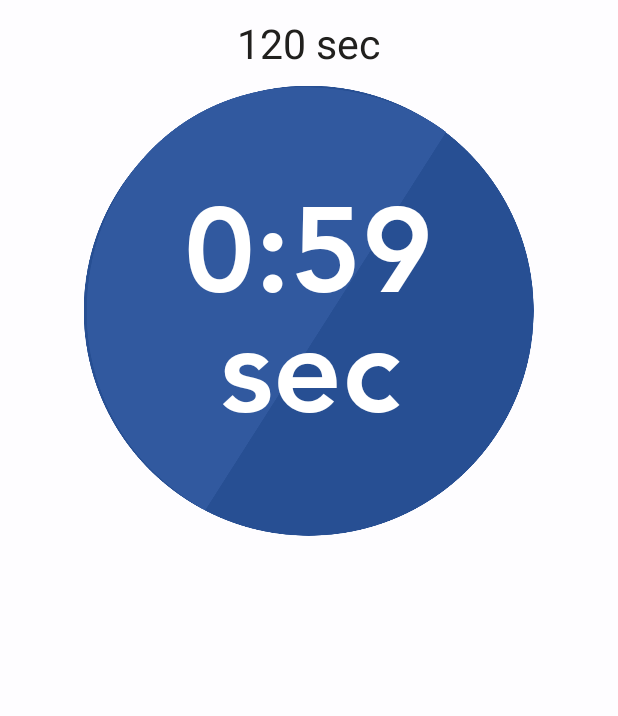
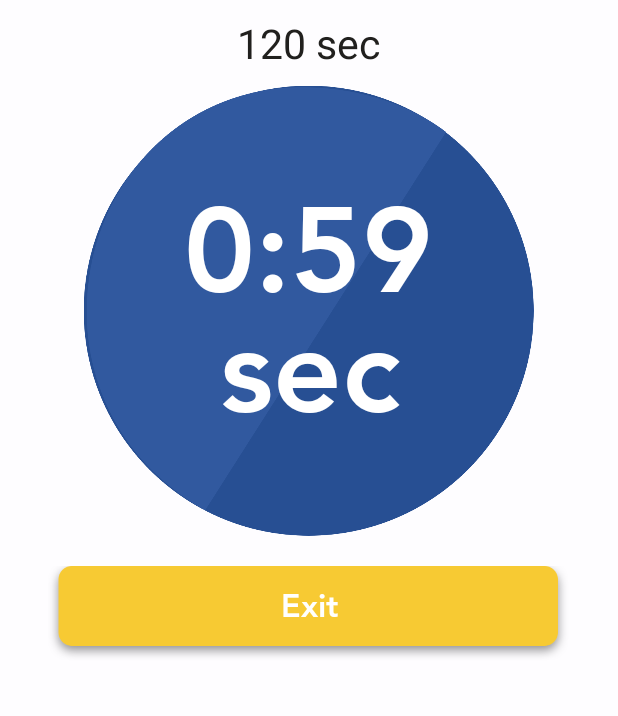
Before and after one commit to SOFTSEER002/Mega_Mind_Android, an Android app: the PowerGameActivity screen opened directly, with no data from a screen before it, on a phone screen of 412 x 824 dp, the part 236-952 px from its top. Run offline under Robolectric (Android 15) with nearby library versions, the phone set to English and light mode, and no system bars; 2 statements that could not run were skipped.

Commit message:
defects and bugs fixed added exit button on results

```diff
--- a/app/src/main/java/com/doozycod/megamind/Activities/PowerGameActivity.java
+++ b/app/src/main/java/com/doozycod/megamind/Activities/PowerGameActivity.java
@@ -11,6 +11,8 @@ import android.os.Bundle;
 import android.os.CountDownTimer;
 import android.os.PowerManager;
 import android.util.Log;
+import android.view.View;
+import android.widget.Button;
 import android.widget.TextView;
 
 import com.doozycod.megamind.R;
@@ -28,6 +30,8 @@ public class PowerGameActivity extends AppCompatActivity {
             updateGUI(intent); // or whatever method used to update your GUI fields
         }
     };
+    Button exitButton;
+    CountDownTimer countDownTimer;
 
     private void updateGUI(Intent intent) {
         if (intent.getExtras() != null) {
@@ -44,6 +48,7 @@ public class PowerGameActivity extends AppCompatActivity {
 //        Log.e("TAG", "Started service");
         timer = findViewById(R.id.timer);
         numberPowerGame = findViewById(R.id.numberPowerGame);
+        exitButton = findViewById(R.id.exitButton);
         PowerManager pm = (PowerManager) getSystemService(Context.POWER_SERVICE);
 
 
@@ -78,7 +83,20 @@ public class PowerGameActivity extends AppCompatActivity {
             wl.acquire(count);
 
         }
-        new CountDownTimer(count, delay) { // adjust the milli seconds here
+        exitButton.setOnClickListener(new View.OnClickListener() {
+            @Override
+            public void onClick(View view) {
+                countDownTimer.cancel();
+                Intent intent = new Intent
+                        (PowerGameActivity.this,
+                                MainNavigation.class);
+
+                intent.putExtra("practice", "answer");
+                startActivity(intent);
+                finishAffinity();
+            }
+        });
+        countDownTimer = new CountDownTimer(count, delay) { // adjust the milli seconds here
             public void onTick(long millisUntilFinished) {
                 timer.setText("" + String.format("%d:%d\n sec",
                         TimeUnit.MILLISECONDS.toMinutes(millisUntilFinished),
--- a/app/src/main/java/com/doozycod/megamind/Fragments/PowerFragment.java
+++ b/app/src/main/java/com/doozycod/megamind/Fragments/PowerFragment.java
@@ -79,7 +79,7 @@ public class PowerFragment extends Fragment {
 
         if (getArguments().getString("powerExerciseType").equals("Addition")) {
             powerTypeTxt.setText("Keep Adding");
-            powerRandomTxt.setText("+" + random);
+            powerRandomTxt.setText("" + random);
             objectiveTxt.setText("Start from " + startForm + ", Keep adding " + random
                     + " for " + selectedTimeTxt.getText().toString());
         }
@@ -90,7 +90,7 @@ public class PowerFragment extends Fragment {
             objectiveTxt.setText("Start from " + startForm + ", Keep subtracting " + random
                     + " for " + selectedTimeTxt.getText().toString());
             startFromTxt.setText(startForm + "");
-            powerRandomTxt.setText("-" + random);
+            powerRandomTxt.setText("" + random);
         }
         startFromTxt.addTextChangedListener(new TextWatcher() {
             @Override
--- a/app/src/main/res/layout/activity_power_game.xml
+++ b/app/src/main/res/layout/activity_power_game.xml
@@ -81,6 +81,24 @@
             app:layout_constraintTop_toTopOf="@+id/flickeringGameBg" />
     </RelativeLayout>
 
+    <Button
+        android:id="@+id/exitButton"
+        android:layout_width="wrap_content"
+        android:layout_height="wrap_content"
+        android:layout_centerHorizontal="true"
+        android:layout_below="@+id/center"
+        android:layout_gravity="center_horizontal"
+        android:layout_marginLeft="10dp"
+        android:layout_marginRight="10dp"
+        android:layout_marginTop="20dp"
+        android:layout_marginBottom="12dp"
+        android:background="@drawable/button_bg_image"
+        android:fontFamily="@font/avenirheavy"
+        android:paddingBottom="12dp"
+        android:text="Exit"
+        android:textAllCaps="false"
+        android:textColor="@color/white"
+        android:textSize="21sp" />
 
     <ProgressBar
         android:id="@+id/progressBar"
```
Also changed, not shown: app/src/main/java/com/doozycod/megamind/Activities/CorrectActivity.java (+31 -19 lines), app/src/main/java/com/doozycod/megamind/Activities/WrongActivity.java (+61 -34 lines), app/src/main/java/com/doozycod/megamind/Fragments/SelectedAssignmentResultFragment.java (+7 -4 lines), app/src/main/res/layout/fragment_select_assignment_result.xml (+10 -4 lines).
